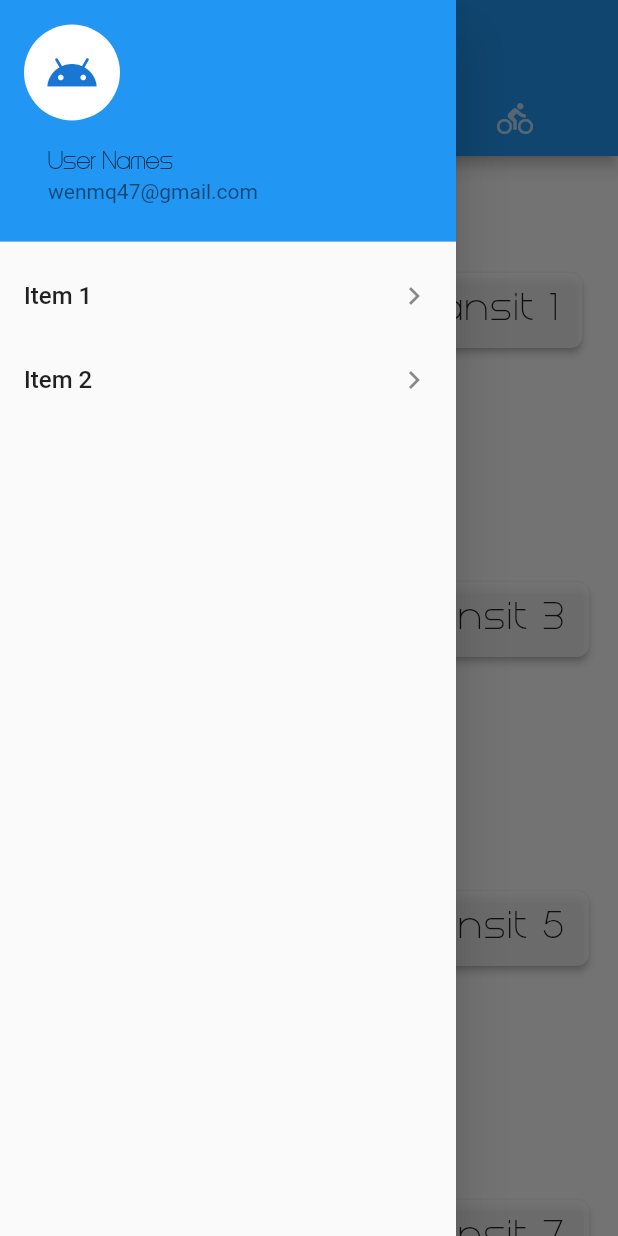
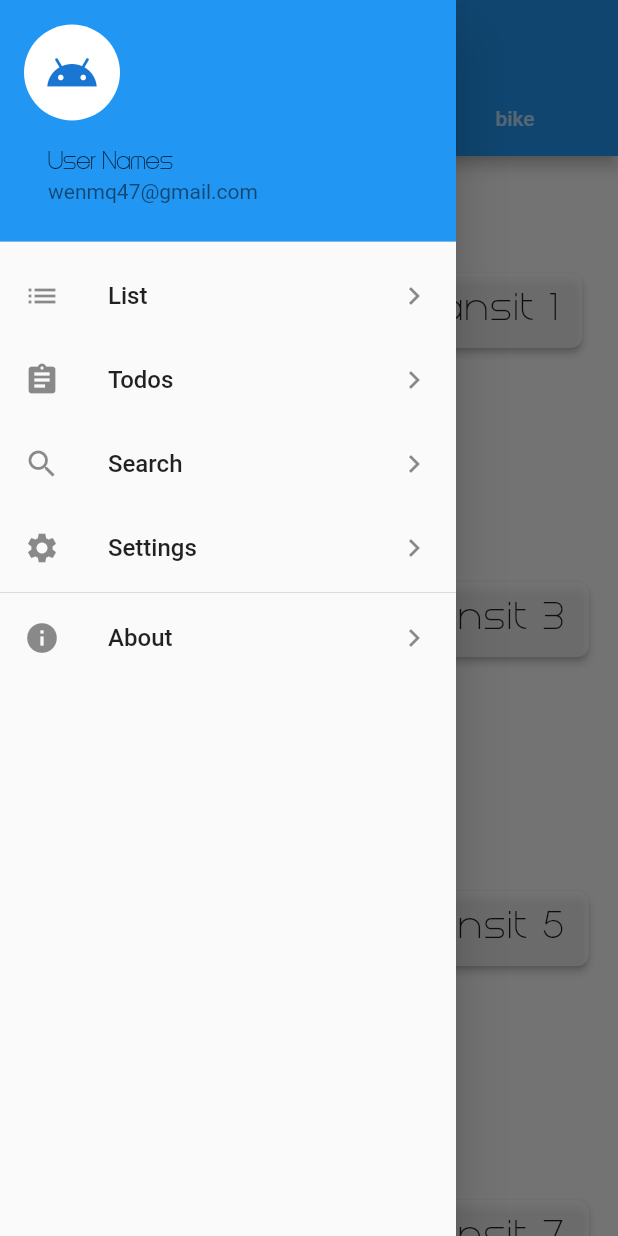
Before and after one commit to hellowmq/learning_flutter, a Flutter app: the screen it shows after launch, tab 2 chosen, with the side drawer open, on a phone screen of 412 x 824 dp. Run offline on Flutter 3.47's test engine with Material 2 defaults, Android fonts, the phone set to English and light mode, and no system bars; our stand-ins replace cached_network_image; network calls fail.

Commit message:
TodoList 的使用。

```diff
--- a/lib/main.dart
+++ b/lib/main.dart
@@ -25,9 +25,9 @@ class MyScaffold extends StatelessWidget {
       appBar: new AppBar(
         bottom: new TabBar(
           tabs: [
-            new Tab(icon: new Icon(Icons.directions_car)),
-            new Tab(icon: new Icon(Icons.directions_transit)),
-            new Tab(icon: new Icon(Icons.directions_bike)),
+            new Tab(child: new Text('Gridview'),),
+            new Tab(child: new Text('Dismissing Items'),),
+            new Tab(child: new Text('bike'),),
           ],
         ),
         title: new Text('Tabs Demo'),
--- a/lib/page/MyTabViewPage.dart
+++ b/lib/page/MyTabViewPage.dart
@@ -1,12 +1,13 @@
 import 'package:flutter/material.dart';
 import 'package:my_flicke_app/widget/OrientationList.dart';
+import 'package:my_flicke_app/page/CarImagePage.dart';
 
 class MyTabViewPage extends StatelessWidget {
   @override
   Widget build(BuildContext context) {
     return new TabBarView(
       children: [
-        new OrientationList(
+        new CarPage(
           icon: new Icon(
             Icons.directions_car,
           ),
--- a/lib/widget/MyDrawer.dart
+++ b/lib/widget/MyDrawer.dart
@@ -1,6 +1,8 @@
 import 'package:flutter/material.dart';
+import 'package:my_flicke_app/page/DismissingPage.dart';
+import 'package:my_flicke_app/page/TodoPage.dart';
 
-class MyDrawer extends StatelessWidget{
+class MyDrawer extends StatelessWidget {
   @override
   Widget build(BuildContext context) {
     return new Drawer(
@@ -39,35 +41,91 @@ class MyDrawer extends StatelessWidget{
             ),
           ),
           new ListTile(
+            leading: new Icon(Icons.list),
             trailing: new Icon(Icons.chevron_right),
             title: new Text(
-              'Item 1',
+              'List',
               style: new TextStyle(
                 fontSize: 16.0,
               ),
             ),
             onTap: () {
-              // Update the state of the app
-              // ...
-              // Then close the drawer
-
               print('__________1__________');
-              Navigator.pop(context);
+              Navigator.push(
+                context,
+                MaterialPageRoute(builder: (context) => DismissingItemList()),
+              );
             },
           ),
           new ListTile(
+            leading: new Icon(Icons.assignment),
             trailing: new Icon(Icons.chevron_right),
             title: new Text(
-              'Item 2',
+              'Todos',
               style: new TextStyle(
                 fontSize: 16.0,
               ),
             ),
             onTap: () {
-              // Update the state of the app
-              // ...
-              // Then close the drawer
               print('__________2__________');
+              Navigator.push(
+                context,
+                MaterialPageRoute(
+                  builder: (context) => TodoScreen(
+                        todoLists: List.generate(
+                          20,
+                          (i) => Todo(
+                                'Todo $i',
+                                'A description of what needs to be done for Todo $i',
+                              ),
+                        ),
+                      ),
+                ),
+              );
+            },
+          ),
+          new ListTile(
+            leading: new Icon(Icons.search),
+            trailing: new Icon(Icons.chevron_right),
+            title: new Text(
+              'Search',
+              style: new TextStyle(
+                fontSize: 16.0,
+              ),
+            ),
+            onTap: () {
+              print('__________3__________');
+              Navigator.pop(context);
+            },
+          ),
+          new ListTile(
+            leading: new Icon(Icons.settings),
+            trailing: new Icon(Icons.chevron_right),
+            title: new Text(
+              'Settings',
+              style: new TextStyle(
+                fontSize: 16.0,
+              ),
+            ),
+            onTap: () {
+              print('__________3__________');
+              Navigator.pop(context);
+            },
+          ),
+          new Divider(
+            height: 4.0,
+          ),
+          new ListTile(
+            leading: new Icon(Icons.info),
+            trailing: new Icon(Icons.chevron_right),
+            title: new Text(
+              'About',
+              style: new TextStyle(
+                fontSize: 16.0,
+              ),
+            ),
+            onTap: () {
+              print('__________about__________');
               Navigator.pop(context);
             },
           ),
@@ -75,5 +133,4 @@ class MyDrawer extends StatelessWidget{
       ),
     );
   }
-
 }
--- a/lib/widget/OrientationList.dart
+++ b/lib/widget/OrientationList.dart
@@ -1,7 +1,4 @@
 import 'package:flutter/material.dart';
-
-
-
 
 class OrientationList extends StatelessWidget {
   final Icon icon;
@@ -18,8 +15,6 @@ Widget build(BuildContext context) {
     return new OrientationBuilder(
       builder: (context, orientation) {
         return new GridView.count(
-// Create a grid with 2 columns in portrait mode, or 3 columns in
-// landscape mode.
           crossAxisCount: orientation == Orientation.portrait ? 2 : 3,
 // Generate 100 Widgets that display their index in the List
           children: new List.generate(100, (index) {
--- a/pubspec.yaml
+++ b/pubspec.yaml
@@ -8,6 +8,7 @@ dependencies:
   # The following adds the Cupertino Icons font to your application.
   # Use with the CupertinoIcons class for iOS style icons.
   cupertino_icons: ^0.1.2
+  cached_network_image: "^0.4.1+1"
 
 dev_dependencies:
   flutter_test:
```
Also changed, not shown: lib/page/CarImagePage.dart (added, +92 -0 lines), lib/page/DismissingPage.dart (added, +54 -0 lines), lib/page/TodoPage.dart (added, +60 -0 lines), pubspec.lock, 4 other files. Lines whose indentation alone changed are shown as unchanged.
